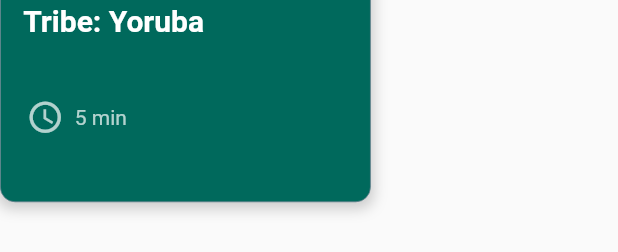
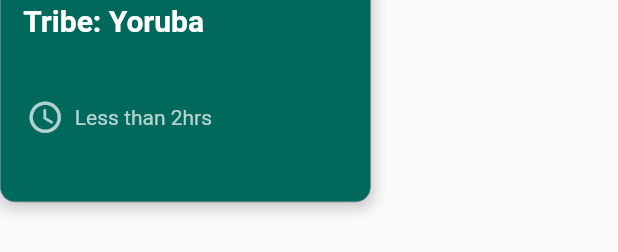
Before and after one commit to Adenonso/Naijafoodie, a Flutter app: the Items widget shown alone on an empty page, opened directly, on a phone screen of 412 x 824 dp. Shown: the part 678-930 px from the top of the screen. Run offline on Flutter 3.47's test engine with Material 2 defaults, Android fonts, the phone set to English and light mode, and no system bars; our stand-ins replace google_fonts; Roboto replaces fonts that are missing (Zeyada).

Commit message:
Changed Items: Less than 2hrs

```diff
--- a/lib/widgets/items.dart
+++ b/lib/widgets/items.dart
@@ -132,7 +132,7 @@ class Items extends StatelessWidget {
                         Expanded(
                           flex: 5,
                           child: Text(
-                            '5 min',
+                            'Less than 2hrs',
                             style: GoogleFonts.zeyada(color: Colors.white70),
                           ),
                         ),
```
